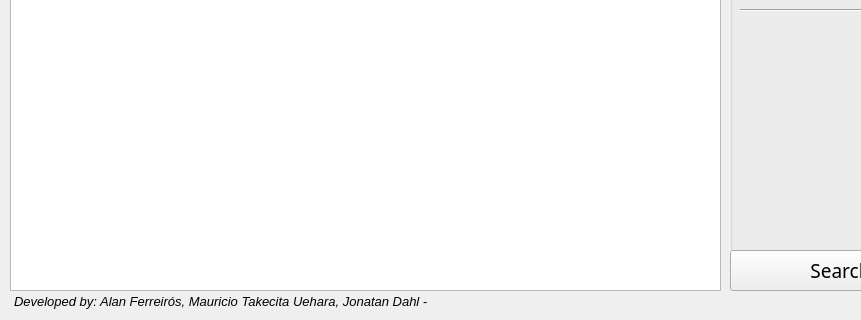
Old version of the form filterform.ui in the repository javoire/IHM_ProjetQT; both pictures show x 0 to 861 and y 250 to 570 of the 960 by 570 pixel window.
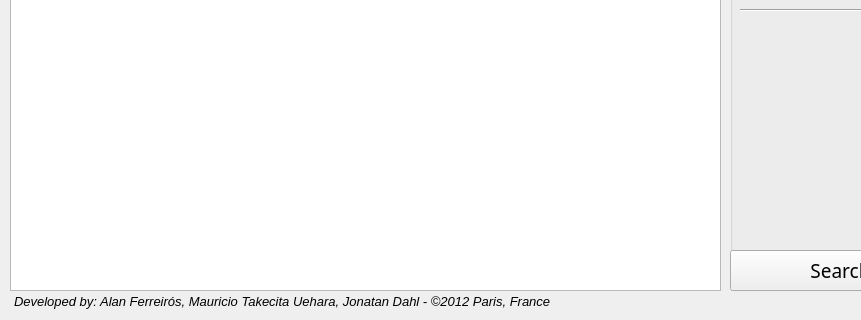
New version of the form.

The edit to the form file:
```diff
--- a/filterform.ui
+++ b/filterform.ui
@@ -406,7 +406,7 @@
     <rect>
      <x>10</x>
      <y>540</y>
-     <width>441</width>
+     <width>701</width>
      <height>21</height>
     </rect>
    </property>
```
Left out of the diff: 11 changed lines with no effect on the pictures.
